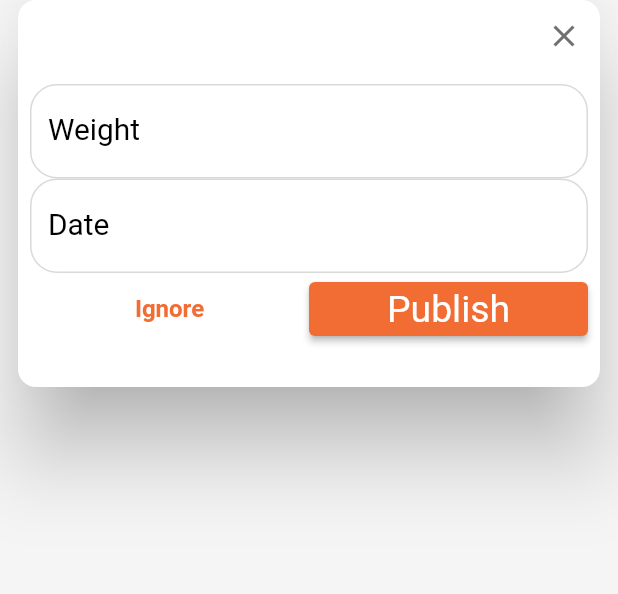
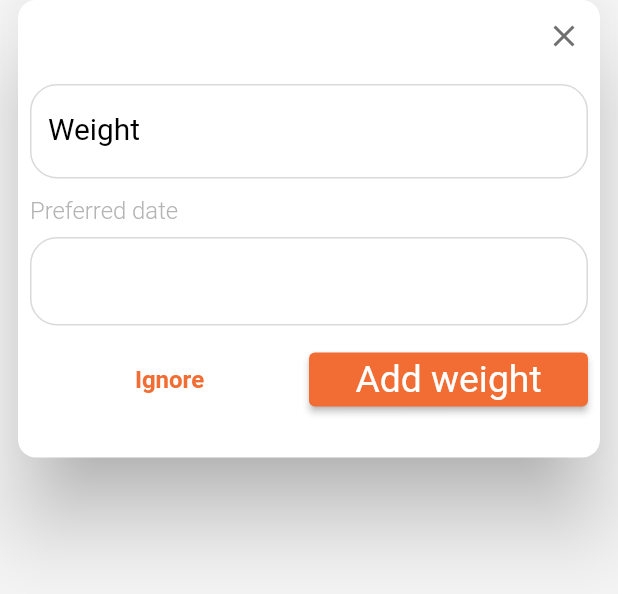
Before and after one commit to omarezz332/weightTracking, a Flutter app: the CreateWeightDialog widget shown alone on an empty page, opened directly, on a phone screen of 412 x 824 dp. Shown: the top 594 px of the screen. Run offline on Flutter 3.47's test engine with Material 2 defaults, Android fonts, the phone set to English and light mode, and no system bars; drawn by our look-alikes of datetime_picker_formfield, overlay_support; our stand-ins replace auto_route, easy_localization, firebase_auth, firebase_core, flutter_riverpod, flutter_screenutil and 4 more; missing offline and left inert: flutter_animator; accounts and stored records are empty; network calls fail; Roboto replaces fonts that are missing (segoe); project files that could hold a hidden picture were left out.

Commit message:
try to get weight

```diff
--- a/lib/weight_tracking/data/datasource/remote/apis/weight_api.dart
+++ b/lib/weight_tracking/data/datasource/remote/apis/weight_api.dart
@@ -27,7 +27,9 @@ class WeightApi implements IWeightApi {
   Future<void> addWeight(Weight weight, String token) async {
     try {
       final url = Uri.parse(kFirebaseUrl(token));
+      log("addWeight : ${weight.toJson()}");
       final response = await http.post(url, body: json.encode(weight.toJson()));
+      log("addWeight : ${response.body.toString()}");
     } on SocketException {
       throw const HttpException('No Internet Connection');
     } on Exception {
@@ -56,9 +58,17 @@ class WeightApi implements IWeightApi {
     List<Weight> weights = [];
     try {
       final Uri url = Uri.parse(kFirebaseUrl(token));
-      final http.Response response = await http.get(url);
+      log("getWeights : $url");
+      final  response = await http.get(url);
       final Map<String, dynamic> extractedData = json.decode(response.body);
-      weights.add(Weight.fromJson(extractedData));
+      extractedData.forEach((id, weightData) {
+          weights.add(Weight(
+            id: id,
+            weight: weightData['weight'],
+            date: weightData['date'],
+          ));
+
+      });
       return weights;
     } on SocketException {
       throw const HttpException('No Internet Connection');
--- a/lib/weight_tracking/domain/core/weight.dart
+++ b/lib/weight_tracking/domain/core/weight.dart
@@ -1,18 +1,18 @@
 class Weight {
-  final String id;
-  final double weight;
-  final DateTime date;
+  final String? id;
+  final String? weight;
+  final String? date;
 
 const  Weight({
-    required this.id,
-    required this.weight,
-    required this.date,
+     this.id,
+     this.weight,
+     this.date,
   });
 
 Weight copyWith({
     String? id,
-    double? weight,
-    DateTime? date,
+    String? weight,
+    String? date,
   }) => Weight(
       id: id ?? this.id,
       weight: weight ?? this.weight,
@@ -22,8 +22,8 @@ Weight copyWith({
 factory Weight.fromJson(Map<String, dynamic> json) {
     return Weight(
       id: json['id'] as String,
-      weight: json['weight'] as double,
-      date: DateTime.parse(json['date'] as String),
+      weight: json['weight'] as String,
+      date: json['date'] as String,
     );
   }
 
@@ -31,7 +31,7 @@ factory Weight.fromJson(Map<String, dynamic> json) {
     return {
       'id': id,
       'weight': weight,
-      'date': date.toIso8601String(),
+      'date': date
     };
   }
 }
--- a/lib/weight_tracking/presentation/provider/fields_providers/weight_field_provider.dart
+++ b/lib/weight_tracking/presentation/provider/fields_providers/weight_field_provider.dart
@@ -12,7 +12,7 @@ final Provider<WeightFieldProvider> weightFieldProviderRef =
 /// This is the provider for the login field.
 class WeightFieldProvider {
   /// This is the login request.
-  late Weight weightClass;
+  late Weight weightClass=Weight();
 
   /// This is the key for the form.
   GlobalKey<FormState> loginKey = GlobalKey<FormState>();
@@ -32,12 +32,12 @@ class WeightFieldProvider {
   }
 
   /// This is the function to set the weight.
-  void setWeight(double weight) {
+  void setWeight(String weight) {
     weightClass =weightClass.copyWith(weight: weight);
   }
 
   /// This is the function to set the password.
-  void setDate(DateTime date) {
+  void setDate(String date) {
     weightClass = weightClass.copyWith(date:date );
   }
 }
--- a/lib/weight_tracking/presentation/provider/weight_provider/authentication_notifier.dart
+++ b/lib/weight_tracking/presentation/provider/weight_provider/authentication_notifier.dart
@@ -33,12 +33,12 @@ class AddWeightnNotifier extends StateNotifier<WeightState> {
   Future<void> addWeight() async {
     state = const WeightLoading();
     try {
-
-      final response =
-          await _api.addWeight(_weightFieldProvider.weightClass, _tokenRepositoryProvider.token);
+      final response = await _api.addWeight(
+          _weightFieldProvider.weightClass, _tokenRepositoryProvider.token);
 
       state = WeightPost();
     } catch (e) {
+      state = WeightError();
       rethrow;
     }
   }
--- a/lib/weight_tracking/presentation/ui/dialogs/create_post_dialog.dart
+++ b/lib/weight_tracking/presentation/ui/dialogs/create_post_dialog.dart
@@ -16,6 +16,7 @@ import '../../provider/weight_provider/authentication_notifier.dart';
 import '../../provider/weight_provider/get_weights_notifier.dart';
 import '../../provider/weight_provider/weight_state.dart';
 import '../../ui/dialogs/dialog_container.dart';
+import '../widgets/basic_date_time_field.dart';
 import '../widgets/custom_text_field.dart';
 import 'package:flutter_spinkit/flutter_spinkit.dart';
 
@@ -39,7 +40,10 @@ class _createPostDialog extends ConsumerState<CreateWeightDialog> {
                 child: Column(
                   children: [
                     TextFormField(
+
                       decoration: InputDecoration(
+                        hintText:"60 KG",
+
                         labelText: "Weight",
                         labelStyle: TextStyle(
                           color: Colors.black,
@@ -60,32 +64,15 @@ class _createPostDialog extends ConsumerState<CreateWeightDialog> {
                       validator: (value) => value!
                           .trim()
                           .validate([ validateRequired]),
+                      onSaved: (String? value) => ref
+                          .read(weightFieldProviderRef)
+                          .setWeight(value!),
                     ),
-
-                    TextFormField(
-                      decoration: InputDecoration(
-                        labelText: "Date",
-                        labelStyle: TextStyle(
-                          color: Colors.black,
-                          fontSize: ScreenUtil().setSp(20),
-                        ),
-                        border: OutlineInputBorder(
-                          borderRadius: BorderRadius.circular(
-                            ScreenUtil().setSp(10),
-                          ),
-                        ),
-                      ),
-                      style: TextStyle(
-                        color: Colors.black,
-                        fontSize: ScreenUtil().setSp(20),
-                      ),
-                      keyboardType: TextInputType.number,
-                      textInputAction: TextInputAction.done,
-                      validator: (value) => value!
-                          .trim()
-                          .validate([validateRequired]),
+                    BasicDateField(
+                      title: LocaleKeys.user_actions_preferred_date.tr(),
+                      onSave: (value) => ref.read(weightFieldProviderRef)
+                          .setDate(value),
                     ),
-
                     Row(
                       children: [
                         Expanded(
@@ -118,14 +105,15 @@ class _createPostDialog extends ConsumerState<CreateWeightDialog> {
                                 onPressed: () async {
                                   if (fieldProvider.validate()) {
                                      await ref.read(addWeightNotifierProvider.notifier).addWeight();
-                                        AutoRouter.of(context).pop();
+                                     await ref.read(getWeightNotifierProviderRef.notifier).getWeight();
+
+                                     AutoRouter.of(context).pop();
                                     }
-
                                   },
                                 child: loading?SpinKitThreeBounce(
                                   color: context.theme.canvasColor,
                                   size: 20,
-                                ):Text(LocaleKeys.user_actions_publish.tr()),
+                                ):Text(LocaleKeys.user_actions_add_weight.tr()),
                               ),
                             );
                           },
```
Also changed, not shown: lib/weight_tracking/presentation/provider/weight_provider/get_weights_notifier.dart (+12 -5 lines), lib/weight_tracking/presentation/provider/weight_provider/weight_state.dart (+8 -3 lines), lib/weight_tracking/presentation/ui/screens/home_screen.dart (+60 -2 lines), lib/settings/generated/codegen_loader.g.dart, lib/settings/generated/locale_keys.g.dart.
